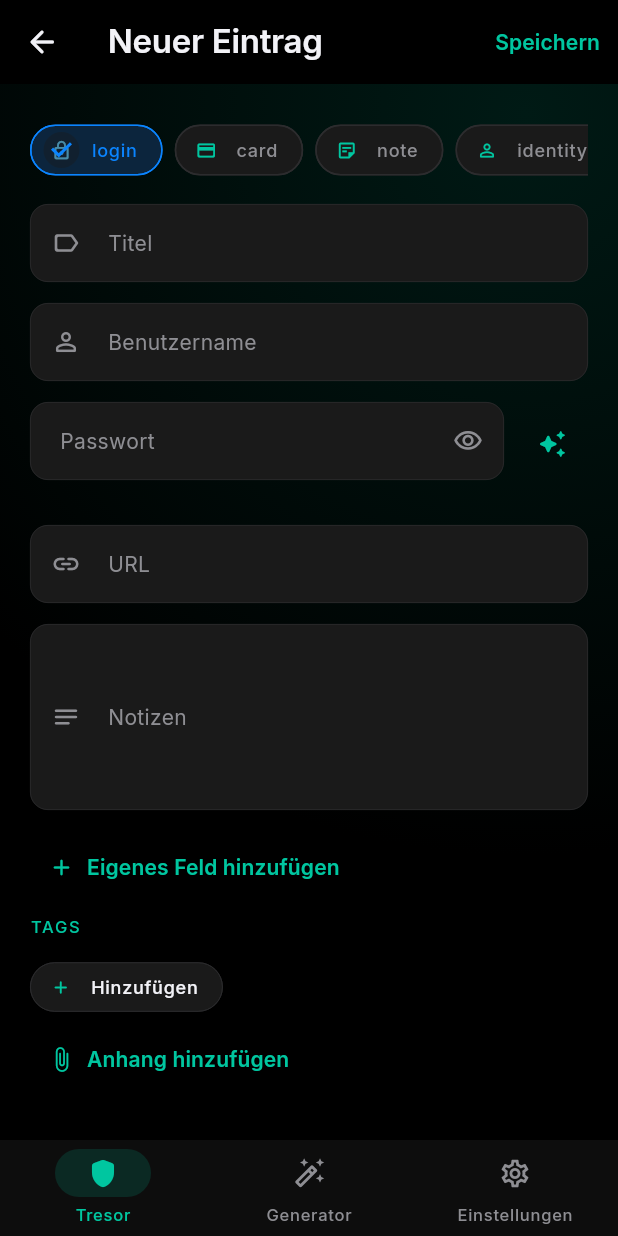
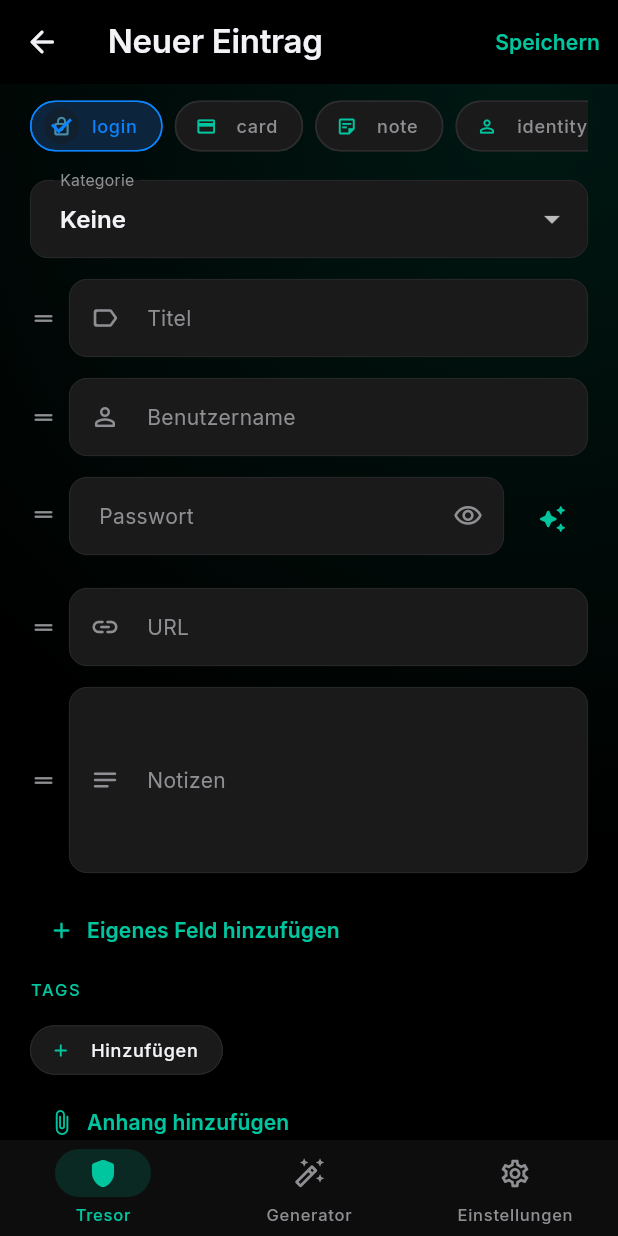
Before and after one commit to williklassner-ui/K-Passwort, a Flutter app: the EntryEditScreen screen opened by its route, on a phone screen of 412 x 824 dp. Run offline on Flutter 3.47's test engine with Material 3 defaults, Android fonts, the phone set to English and light mode, and no system bars; drawn by our look-alikes of flutter_animate; our stand-ins replace cached_network_image, flutter_riverpod, flutter_secure_storage, freezed_annotation, go_router, local_auth and 1 more; missing offline and left inert: kdbx, pointycastle, zxcvbn; accounts and stored records are empty.

Commit message:
fix: top padding, accent colors, all fields draggable, category always shown
- entry_detail_screen: use dynamic top padding (statusBar + toolbar) so
  content is never hidden behind the AppBar; replace all KPasswortColors.primary
  with Theme.of(context).colorScheme.primary throughout
- entry_edit_screen: unify standard and custom fields into a single
  ReorderableListView so title/username/password/url/notes are all draggable;
  remove if(groups.isNotEmpty) guard so the Kategorie dropdown always renders;
  fix all hardcoded accent colors; dynamic top padding
- gradient_scaffold: derive gradient color from theme accent instead of hardcoded teal
- kdbx_vault: persist CustomFieldType and iconCode via __kpa_cf_meta JSON key
  so field types survive save/reload
- lock_screen: replace hardcoded Color(0xFF00C6A0) with Theme colorScheme.primary

Co-Authored-By: Claude Opus 4.8 <noreply@anthropic.com>
Claude-Session: https://claude.ai/code/session_01HD9kuzgbzg4M976ufRKQrW

```diff
--- a/lib/features/vault/presentation/screens/entry_edit_screen.dart
+++ b/lib/features/vault/presentation/screens/entry_edit_screen.dart
@@ -16,6 +16,24 @@ import 'package:k_passwort/ui/theme/typography.dart';
 import 'package:k_passwort/ui/widgets/gradient_scaffold.dart';
 import 'package:k_passwort/ui/widgets/secure_text_field.dart';
 import 'package:uuid/uuid.dart';
+
+// --- Unified row type hierarchy ---
+
+sealed class _FieldRow {}
+
+class _StdFieldRow extends _FieldRow {
+  final _StdFieldKind kind;
+  _StdFieldRow(this.kind);
+}
+
+class _CustomFieldRow extends _FieldRow {
+  final _CfRow cf;
+  _CustomFieldRow(this.cf);
+}
+
+enum _StdFieldKind { title, username, password, url, notes }
+
+// --- Custom field data holder ---
 
 class _CfRow {
   _CfRow({
@@ -50,6 +68,8 @@ class _CfRow {
   }
 }
 
+// ─────────────────────────────────────────────────────────────────────────────
+
 class EntryEditScreen extends ConsumerStatefulWidget {
   const EntryEditScreen({super.key, required this.entryId});
   final String? entryId;
@@ -65,11 +85,19 @@ class _State extends ConsumerState<EntryEditScreen> {
   final _urlCtrl = TextEditingController();
   final _notesCtrl = TextEditingController();
 
+  // All rows in display order: std rows first, custom rows appended
+  final List<_FieldRow> _allRows = [
+    _StdFieldRow(_StdFieldKind.title),
+    _StdFieldRow(_StdFieldKind.username),
+    _StdFieldRow(_StdFieldKind.password),
+    _StdFieldRow(_StdFieldKind.url),
+    _StdFieldRow(_StdFieldKind.notes),
+  ];
+
   EntryType _type = EntryType.login;
   String? _groupId;
   bool _saving = false;
   List<VaultAttachment> _attachments = [];
-  final List<_CfRow> _customFields = [];
   final List<Tag> _tags = [];
   VaultEntry? _original;
 
@@ -96,15 +124,18 @@ class _State extends ConsumerState<EntryEditScreen> {
     _attachments = List.from(e.attachments);
     _tags.addAll(e.tags);
     for (final cf in e.customFields) {
-      _customFields.add(_CfRow(
+      _allRows.add(_CustomFieldRow(_CfRow(
         key: cf.key,
         value: cf.value,
         isProtected: cf.isProtected,
         type: cf.type,
         iconCode: cf.iconCode,
-      ));
+      )));
     }
   }
+
+  List<_CustomFieldRow> get _customRows =>
+      _allRows.whereType<_CustomFieldRow>().toList();
 
   bool _isDirty() {
     final orig = _original;
@@ -115,7 +146,7 @@ class _State extends ConsumerState<EntryEditScreen> {
           _urlCtrl.text.isNotEmpty ||
           _notesCtrl.text.isNotEmpty ||
           _attachments.isNotEmpty ||
-          _customFields.isNotEmpty;
+          _customRows.isNotEmpty;
     }
     if (_titleCtrl.text != orig.title) return true;
     if (_userCtrl.text != orig.username) return true;
@@ -123,7 +154,7 @@ class _State extends ConsumerState<EntryEditScreen> {
     if (_urlCtrl.text != orig.url) return true;
     if (_notesCtrl.text != orig.notes) return true;
     if (_attachments.length != orig.attachments.length) return true;
-    if (_customFields.length != orig.customFields.length) return true;
+    if (_customRows.length != orig.customFields.length) return true;
     return false;
   }
 
@@ -193,6 +224,7 @@ class _State extends ConsumerState<EntryEditScreen> {
   }
 
   Future<void> _addTag() async {
+    final accent = Theme.of(context).colorScheme.primary;
     String name = '';
     int iconCode = AppIcons.tagIcons.first.codePoint;
     final confirmed = await showDialog<bool>(
@@ -222,11 +254,11 @@ class _State extends ConsumerState<EntryEditScreen> {
                         height: 36,
                         decoration: BoxDecoration(
                           color: isSelected
-                              ? KPasswortColors.primary.withOpacity(0.2)
+                              ? accent.withOpacity(0.2)
                               : KPasswortColors.surfaceVariant,
                           borderRadius: BorderRadius.circular(8),
                           border: isSelected
-                              ? Border.all(color: KPasswortColors.primary)
+                              ? Border.all(color: accent)
                               : null,
                         ),
                         child: Icon(icon, size: 18),
@@ -299,8 +331,8 @@ class _State extends ConsumerState<EntryEditScreen> {
     _passCtrl.dispose();
     _urlCtrl.dispose();
     _notesCtrl.dispose();
-    for (final cf in _customFields) {
-      cf.dispose();
+    for (final row in _allRows.whereType<_CustomFieldRow>()) {
+      row.cf.dispose();
     }
     super.dispose();
   }
@@ -318,7 +350,9 @@ class _State extends ConsumerState<EntryEditScreen> {
     try {
       final repo = ref.read(vaultRepositoryProvider);
       final now = DateTime.now();
-      final customFields = _customFields
+      final customFields = _allRows
+          .whereType<_CustomFieldRow>()
+          .map((r) => r.cf)
           .where((cf) => cf.keyCtrl.text.trim().isNotEmpty)
           .map((cf) => cf.toField())
           .toList();
@@ -380,6 +414,9 @@ class _State extends ConsumerState<EntryEditScreen> {
   Widget build(BuildContext context) {
     final isNew = widget.entryId == null;
     final groups = ref.watch(groupsProvider);
+    final accent = Theme.of(context).colorScheme.primary;
+    final topPadding =
+        MediaQuery.of(context).padding.top + kToolbarHeight + 8;
 
     return PopScope(
       canPop: false,
@@ -398,11 +435,11 @@ class _State extends ConsumerState<EntryEditScreen> {
             TextButton(
               onPressed: _saving ? null : _save,
               child: _saving
-                  ? const SizedBox(
+                  ? SizedBox(
                       height: 16,
                       width: 16,
                       child: CircularProgressIndicator(
-                          strokeWidth: 2, color: KPasswortColors.primary),
+                          strokeWidth: 2, color: accent),
                     )
                   : const Text('Speichern'),
             ),
@@ -411,7 +448,7 @@ class _State extends ConsumerState<EntryEditScreen> {
         body: SingleChildScrollView(
           padding: EdgeInsets.fromLTRB(
             20,
-            80,
+            topPadding,
             20,
             MediaQuery.of(context).viewInsets.bottom + 80,
           ),
@@ -425,8 +462,7 @@ class _State extends ConsumerState<EntryEditScreen> {
 
               const SizedBox(height: 16),
 
-              // Category/Group selector
-              if (groups.isNotEmpty) ...[
+              // Category dropdown — always visible
               DropdownButtonFormField<String?>(
                 value: _groupId,
                 decoration: const InputDecoration(labelText: 'Kategorie'),
@@ -438,54 +474,30 @@ class _State extends ConsumerState<EntryEditScreen> {
                 onChanged: (v) => setState(() => _groupId = v),
               ).animate(delay: 50.ms).fadeIn(),
               const SizedBox(height: 14),
-              ],
 
-              _field(_titleCtrl, 'Titel', Icons.label_outline_rounded, delay: 100),
-              _field(_userCtrl, 'Benutzername', Icons.person_outline_rounded, delay: 150),
-              _secureField(delay: 200),
-              _field(_urlCtrl, 'URL', Icons.link_rounded, delay: 250),
-              _field(_notesCtrl, 'Notizen', Icons.notes_rounded, delay: 300, maxLines: 4),
-
-              // Custom fields
-              if (_customFields.isNotEmpty) ...[
-                const SizedBox(height: 4),
-                Text(
-                  'EIGENE FELDER',
-                  style: AppTypography.labelSmall.copyWith(
-                    color: KPasswortColors.primary,
-                    letterSpacing: 1.2,
-                  ),
-                ).animate(delay: 320.ms).fadeIn(),
-                const SizedBox(height: 8),
+              // Unified draggable list of all fields
               ReorderableListView.builder(
                 shrinkWrap: true,
                 physics: const NeverScrollableScrollPhysics(),
-                  itemCount: _customFields.length,
+                buildDefaultDragHandles: false,
+                itemCount: _allRows.length,
                 onReorder: (oldIdx, newIdx) {
                   setState(() {
                     if (newIdx > oldIdx) newIdx--;
-                      _customFields.insert(newIdx, _customFields.removeAt(oldIdx));
+                    _allRows.insert(newIdx, _allRows.removeAt(oldIdx));
                   });
                 },
-                  itemBuilder: (_, i) => _CfTile(
-                    key: ValueKey(_customFields[i]),
-                    row: _customFields[i],
-                    onRemove: () => setState(() => _customFields.removeAt(i)),
-                    onChanged: () => setState(() {}),
-                    onGeneratorRequested: (pw) =>
-                        setState(() => _customFields[i].valCtrl.text = pw),
+                itemBuilder: (ctx, i) => _buildRowItem(ctx, i, accent),
               ),
-                ),
-              ],
 
               TextButton.icon(
                 onPressed: () async {
                   final type = await _pickFieldType();
                   if (type != null) {
-                    setState(() => _customFields.add(_CfRow(
+                    setState(() => _allRows.add(_CustomFieldRow(_CfRow(
                           type: type,
                           isProtected: type == CustomFieldType.password,
-                        )));
+                        ))));
                   }
                 },
                 icon: const Icon(Icons.add_rounded, size: 18),
@@ -497,7 +509,7 @@ class _State extends ConsumerState<EntryEditScreen> {
               Text(
                 'TAGS',
                 style: AppTypography.labelSmall.copyWith(
-                  color: KPasswortColors.primary,
+                  color: accent,
                   letterSpacing: 1.2,
                 ),
               ).animate(delay: 355.ms).fadeIn(),
@@ -515,7 +527,8 @@ class _State extends ConsumerState<EntryEditScreen> {
                               )
                             : null,
                         label: Text(e.value.name),
-                        onDeleted: () => setState(() => _tags.removeAt(e.key)),
+                        onDeleted: () =>
+                            setState(() => _tags.removeAt(e.key)),
                       )),
                   ActionChip(
                     avatar: const Icon(Icons.add_rounded, size: 14),
@@ -525,13 +538,13 @@ class _State extends ConsumerState<EntryEditScreen> {
                 ],
               ).animate(delay: 360.ms).fadeIn(),
 
-              // Attachments
+              // Attachments section
               if (_attachments.isNotEmpty) ...[
                 const SizedBox(height: 8),
                 Text(
                   'ANHÄNGE',
                   style: AppTypography.labelSmall.copyWith(
-                    color: KPasswortColors.primary,
+                    color: accent,
                     letterSpacing: 1.2,
                   ),
                 ).animate(delay: 365.ms).fadeIn(),
@@ -541,16 +554,18 @@ class _State extends ConsumerState<EntryEditScreen> {
                   final idx = e.key;
                   return Container(
                     margin: const EdgeInsets.only(bottom: 8),
-                    padding: const EdgeInsets.symmetric(horizontal: 12, vertical: 4),
+                    padding: const EdgeInsets.symmetric(
+                        horizontal: 12, vertical: 4),
                     decoration: BoxDecoration(
                       color: KPasswortColors.surface,
                       borderRadius: BorderRadius.circular(12),
-                      border: Border.all(color: KPasswortColors.outline, width: 0.5),
+                      border: Border.all(
+                          color: KPasswortColors.outline, width: 0.5),
                     ),
                     child: Row(
                       children: [
-                        const Icon(Icons.attach_file_rounded,
-                            size: 16, color: KPasswortColors.primary),
+                        Icon(Icons.attach_file_rounded,
+                            size: 16, color: accent),
                         const SizedBox(width: 8),
                         Expanded(
                           child: Text(
@@ -566,7 +581,8 @@ class _State extends ConsumerState<EntryEditScreen> {
                         IconButton(
                           icon: const Icon(Icons.close_rounded, size: 16),
                           color: KPasswortColors.error,
-                          onPressed: () => setState(() => _attachments.removeAt(idx)),
+                          onPressed: () =>
+                              setState(() => _attachments.removeAt(idx)),
                         ),
                       ],
                     ),
@@ -586,7 +602,8 @@ class _State extends ConsumerState<EntryEditScreen> {
                 width: double.infinity,
                 child: ElevatedButton(
                   onPressed: _saving ? null : _save,
-                  child: Text(isNew ? 'Eintrag erstellen' : 'Änderungen speichern'),
+                  child: Text(
+                      isNew ? 'Eintrag erstellen' : 'Änderungen speichern'),
                 ),
               ).animate(delay: 400.ms).fadeIn(),
             ],
@@ -596,30 +613,61 @@ class _State extends ConsumerState<EntryEditScreen> {
     );
   }
 
-  Widget _field(
-    TextEditingController controller,
-    String label,
-    IconData icon, {
-    int delay = 0,
-    int maxLines = 1,
-  }) {
+  Widget _buildRowItem(BuildContext context, int index, Color accent) {
+    final row = _allRows[index];
+
+    if (row is _StdFieldRow) {
+      final bool isPassword = row.kind == _StdFieldKind.password;
+      final Widget inner = _buildStdContent(context, row.kind, accent);
+
       return Padding(
+        key: ValueKey('std_${row.kind.name}'),
         padding: const EdgeInsets.only(bottom: 14),
-      child: TextField(
-        controller: controller,
-        maxLines: maxLines,
-        decoration: InputDecoration(
-          labelText: label,
-          prefixIcon: Icon(icon, size: 20),
+        child: Row(
+          crossAxisAlignment: isPassword
+              ? CrossAxisAlignment.start
+              : CrossAxisAlignment.center,
+          children: [
+            ReorderableDragStartListener(
+              index: index,
+              child: Padding(
+                padding: EdgeInsets.only(
+                    right: 8, top: isPassword ? 16 : 0),
+                child: const Icon(Icons.drag_handle_rounded,
+                    size: 18, color: KPasswortColors.onSurfaceVariant),
               ),
-      ).animate(delay: delay.ms).fadeIn().slideY(begin: 0.06),
+            ),
+            Expanded(child: inner),
+          ],
+        ),
+      );
+    } else if (row is _CustomFieldRow) {
+      return _CfTile(
+        key: ValueKey(row.cf),
+        index: index,
+        row: row.cf,
+        onRemove: () => setState(() => _allRows.removeAt(index)),
+        onChanged: () => setState(() {}),
+        onGeneratorRequested: (pw) =>
+            setState(() => row.cf.valCtrl.text = pw),
       );
     }
 
-  Widget _secureField({int delay = 0}) {
-    return Padding(
-      padding: const EdgeInsets.only(bottom: 8),
-      child: Column(
+    return SizedBox.shrink(key: ValueKey('empty_$index'));
+  }
+
+  Widget _buildStdContent(
+      BuildContext context, _StdFieldKind kind, Color accent) {
+    switch (kind) {
+      case _StdFieldKind.title:
+        return _plainTextField(_titleCtrl, 'Titel',
+            Icons.label_outline_rounded);
+      case _StdFieldKind.username:
+        return _plainTextField(_userCtrl, 'Benutzername',
+            Icons.person_outline_rounded);
+      case _StdFieldKind.password:
+        return Column(
+          crossAxisAlignment: CrossAxisAlignment.start,
           children: [
             Row(
               crossAxisAlignment: CrossAxisAlignment.end,
@@ -631,24 +679,44 @@ class _State extends ConsumerState<EntryEditScreen> {
                     isPassword: true,
                     isMonospace: true,
                     onChanged: (_) => setState(() {}),
-                ).animate(delay: delay.ms).fadeIn().slideY(begin: 0.06),
+                  ),
                 ),
                 const SizedBox(width: 8),
                 _GeneratorButton(
-                onUse: (pw) => setState(() {
-                  _passCtrl.text = pw;
-                }),
+                  onUse: (pw) => setState(() => _passCtrl.text = pw),
                 ),
               ],
             ),
             const SizedBox(height: 8),
             PasswordStrengthIndicator(password: _passCtrl.text),
-          const SizedBox(height: 14),
           ],
+        );
+      case _StdFieldKind.url:
+        return _plainTextField(_urlCtrl, 'URL', Icons.link_rounded);
+      case _StdFieldKind.notes:
+        return _plainTextField(_notesCtrl, 'Notizen', Icons.notes_rounded,
+            maxLines: 4);
+    }
+  }
+
+  Widget _plainTextField(
+    TextEditingController ctrl,
+    String label,
+    IconData icon, {
+    int maxLines = 1,
+  }) {
+    return TextField(
+      controller: ctrl,
+      maxLines: maxLines,
+      decoration: InputDecoration(
+        labelText: label,
+        prefixIcon: Icon(icon, size: 20),
       ),
     );
   }
 }
+
+// ─────────────────────────────────────────────────────────────────────────────
 
 class _GeneratorButton extends ConsumerWidget {
   const _GeneratorButton({required this.onUse});
@@ -656,10 +724,11 @@ class _GeneratorButton extends ConsumerWidget {
 
   @override
   Widget build(BuildContext context, WidgetRef ref) {
+    final accent = Theme.of(context).colorScheme.primary;
     return IconButton(
       icon: const Icon(Icons.auto_awesome_rounded, size: 20),
       tooltip: 'Generator',
-      color: KPasswortColors.primary,
+      color: accent,
       onPressed: () => showModalBottomSheet(
         context: context,
         isScrollControlled: true,
@@ -677,6 +746,7 @@ class _GeneratorSheet extends ConsumerWidget {
   Widget build(BuildContext context, WidgetRef ref) {
     final config = ref.watch(generatorConfigProvider);
     final password = ref.watch(generatedPasswordProvider);
+    final accent = Theme.of(context).colorScheme.primary;
 
     return DraggableScrollableSheet(
       initialChildSize: 0.7,
@@ -705,14 +775,14 @@ class _GeneratorSheet extends ConsumerWidget {
                   style: AppTypography.titleMedium),
             ),
             const SizedBox(height: 16),
-            // Password display
             Container(
               width: double.infinity,
               padding: const EdgeInsets.all(16),
               decoration: BoxDecoration(
                 color: KPasswortColors.surface,
                 borderRadius: BorderRadius.circular(12),
-                border: Border.all(color: KPasswortColors.primary.withOpacity(0.3)),
+                border:
+                    Border.all(color: accent.withOpacity(0.3)),
               ),
               child: Column(
                 children: [
@@ -724,8 +794,9 @@ class _GeneratorSheet extends ConsumerWidget {
                   const SizedBox(height: 8),
                   IconButton(
                     icon: const Icon(Icons.refresh_rounded),
-                    onPressed: () =>
-                        ref.read(generatorConfigProvider.notifier).update(config),
+                    onPressed: () => ref
+                        .read(generatorConfigProvider.notifier)
+                        .update(config),
                   ),
                 ],
               ),
@@ -742,13 +813,17 @@ class _GeneratorSheet extends ConsumerWidget {
                   .update(config.copyWith(length: v.toInt())),
             ),
             _SheetSwitchTile('Großbuchstaben (A-Z)', config.useUppercase,
-                (v) => ref.read(generatorConfigProvider.notifier).update(config.copyWith(useUppercase: v))),
+                (v) => ref.read(generatorConfigProvider.notifier).update(
+                    config.copyWith(useUppercase: v))),
             _SheetSwitchTile('Kleinbuchstaben (a-z)', config.useLowercase,
-                (v) => ref.read(generatorConfigProvider.notifier).update(config.copyWith(useLowercase: v))),
+                (v) => ref.read(generatorConfigProvider.notifier).update(
+                    config.copyWith(useLowercase: v))),
             _SheetSwitchTile('Zahlen (0-9)', config.useNumbers,
-                (v) => ref.read(generatorConfigProvider.notifier).update(config.copyWith(useNumbers: v))),
+                (v) => ref.read(generatorConfigProvider.notifier).update(
+                    config.copyWith(useNumbers: v))),
             _SheetSwitchTile('Sonderzeichen (!@#...)', config.useSymbols,
-                (v) => ref.read(generatorConfigProvider.notifier).update(config.copyWith(useSymbols: v))),
+                (v) => ref.read(generatorConfigProvider.notifier).update(
+                    config.copyWith(useSymbols: v))),
             const SizedBox(height: 16),
             SizedBox(
               width: double.infinity,
@@ -789,12 +864,14 @@ class _SheetSwitchTile extends StatelessWidget {
 class _CfTile extends StatelessWidget {
   const _CfTile({
     super.key,
+    required this.index,
     required this.row,
     required this.onRemove,
     required this.onChanged,
     required this.onGeneratorRequested,
   });
 
+  final int index;
   final _CfRow row;
   final VoidCallback onRemove;
   final VoidCallback onChanged;
@@ -802,6 +879,7 @@ class _CfTile extends StatelessWidget {
 
   @override
   Widget build(BuildContext context) {
+    final accent = Theme.of(context).colorScheme.primary;
     final isPasswordType = row.type == CustomFieldType.password;
     return Container(
       margin: const EdgeInsets.only(bottom: 8),
@@ -815,13 +893,19 @@ class _CfTile extends StatelessWidget {
         children: [
           Row(
             children: [
-              const Icon(Icons.drag_handle_rounded,
+              ReorderableDragStartListener(
+                index: index,
+                child: const Padding(
+                  padding: EdgeInsets.only(right: 8),
+                  child: Icon(Icons.drag_handle_rounded,
                       size: 18, color: KPasswortColors.onSurfaceVariant),
-              const SizedBox(width: 8),
+                ),
+              ),
               Expanded(
                 child: TextField(
                   controller: row.keyCtrl,
-                  decoration: const InputDecoration(labelText: 'Feldname', isDense: true),
+                  decoration: const InputDecoration(
+                      labelText: 'Feldname', isDense: true),
                   onChanged: (_) => onChanged(),
                 ),
               ),
@@ -846,7 +930,8 @@ class _CfTile extends StatelessWidget {
                     CustomFieldType.url => TextInputType.url,
                     _ => TextInputType.text,
                   },
-                  decoration: const InputDecoration(labelText: 'Wert', isDense: true),
+                  decoration:
+                      const InputDecoration(labelText: 'Wert', isDense: true),
                   onChanged: (_) => onChanged(),
                 ),
               ),
@@ -854,12 +939,13 @@ class _CfTile extends StatelessWidget {
               if (isPasswordType)
                 IconButton(
                   icon: const Icon(Icons.auto_awesome_rounded, size: 16),
-                  color: KPasswortColors.primary,
+                  color: accent,
                   tooltip: 'Generator',
                   onPressed: () => showModalBottomSheet(
                     context: context,
                     isScrollControlled: true,
-                    builder: (_) => _GeneratorSheet(onUse: onGeneratorRequested),
+                    builder: (_) =>
+                        _GeneratorSheet(onUse: onGeneratorRequested),
                   ),
                 ),
               IconButton(
@@ -908,7 +994,9 @@ class _TypeSelector extends StatelessWidget {
             selectedColor: type.color.withOpacity(0.2),
             checkmarkColor: type.color,
             labelStyle: AppTypography.labelMedium.copyWith(
-              color: isSelected ? type.color : KPasswortColors.onSurfaceVariant,
+              color: isSelected
+                  ? type.color
+                  : KPasswortColors.onSurfaceVariant,
             ),
             side: BorderSide(
               color: isSelected ? type.color : KPasswortColors.outline,
--- a/lib/ui/widgets/gradient_scaffold.dart
+++ b/lib/ui/widgets/gradient_scaffold.dart
@@ -21,6 +21,8 @@ class GradientScaffold extends StatelessWidget {
 
   @override
   Widget build(BuildContext context) {
+    final primary = Theme.of(context).colorScheme.primary;
+    final gradientCenter = Color.lerp(primary, Colors.black, 0.88)!;
     return Scaffold(
       extendBodyBehindAppBar: true,
       appBar: appBar,
@@ -29,14 +31,11 @@ class GradientScaffold extends StatelessWidget {
       resizeToAvoidBottomInset: resizeToAvoidBottomInset,
       body: showGradient
           ? Container(
-              decoration: const BoxDecoration(
+              decoration: BoxDecoration(
                 gradient: RadialGradient(
-                  center: Alignment(0.7, -0.8),
+                  center: const Alignment(0.7, -0.8),
                   radius: 1.2,
-                  colors: [
-                    Color(0xFF001A15),
-                    KPasswortColors.background,
-                  ],
+                  colors: [gradientCenter, KPasswortColors.background],
                 ),
               ),
               child: body,
```
Also changed, not shown: lib/data/kdbx/kdbx_vault.dart (+36 -11 lines), lib/features/auth/presentation/screens/lock_screen.dart (+8 -6 lines), lib/features/vault/presentation/screens/entry_detail_screen.dart (+27 -18 lines). Lines whose indentation alone changed are shown as unchanged.
